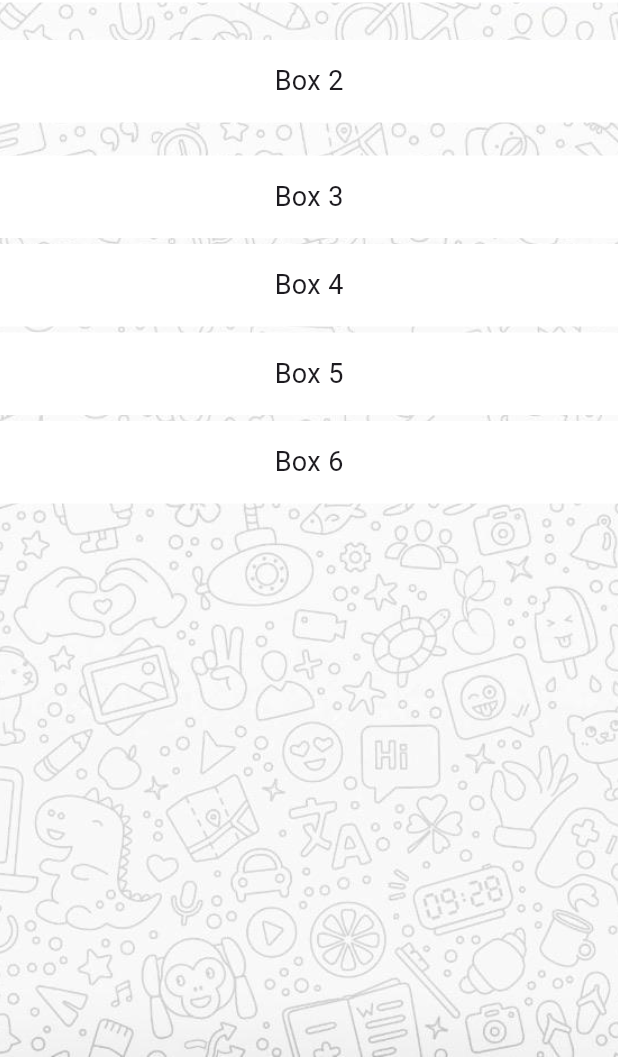
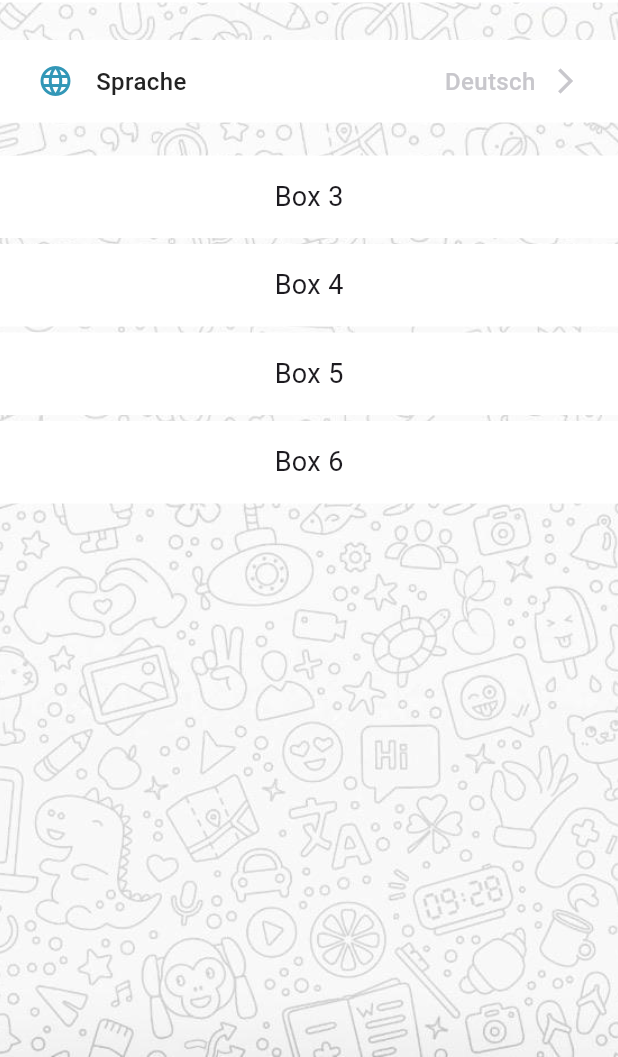
Before and after one commit to melmmarc/kibuddy, a Flutter app: the SettingsPage screen opened directly, on a phone screen of 412 x 824 dp, the part 179-1236 px from its top. Run offline on Flutter 3.47's test engine with Material 3 defaults, Android fonts, the phone set to English and light mode, and no system bars.

Commit message:
filled second settings box

```diff
--- a/kibuddy/lib/screens/settings.dart
+++ b/kibuddy/lib/screens/settings.dart
@@ -41,6 +41,7 @@ class SettingsPage extends StatelessWidget {
               child: ListView.builder(
                 itemCount: 6, // Number of white boxes
 
+
 itemBuilder: (context, index) {
   return index == 0
       ? Transform.translate(
@@ -55,7 +56,7 @@ itemBuilder: (context, index) {
                 Row(
                   children: [
                     Padding(
-                      padding: const EdgeInsets.only(left: 25, top: 10), // Add 30px margin to the left and 15px margin to the top
+                      padding: const EdgeInsets.only(left: 25, top: 10), // Add 25px margin to the left and 10px margin to the top
                       child: Image.asset(
                         'assets/images/kibuddy-circled.png', // Your image path
                         width: 50, // Adjust width as needed
@@ -63,7 +64,7 @@ itemBuilder: (context, index) {
                       ),
                     ),
                     const Padding(
-                      padding: EdgeInsets.only(left: 20, top: 20), // Add 30px margin to the left and 20px margin to the top
+                      padding: EdgeInsets.only(left: 20, top: 20), // Add 20px margin to the left and 20px margin to the top
                       child: Column(
                         crossAxisAlignment: CrossAxisAlignment.start,
                         children: [
@@ -79,7 +80,7 @@ itemBuilder: (context, index) {
                 Transform.translate(
                   offset: const Offset(0, -5), // Move the text 5px higher
                   child: const Padding(
-                    padding: EdgeInsets.only(left: 22, top: 5), // Add 30px margin to the left
+                    padding: EdgeInsets.only(left: 22, top: 5), // Add 22px margin to the left and 5px margin to the top
                     child: Text(
                       'Bearbeiten',
                       style: TextStyle(fontSize: 10, color: Color(0xFF3297B7),fontWeight: FontWeight.w500,),
@@ -96,14 +97,48 @@ itemBuilder: (context, index) {
           margin: index == 1
               ? const EdgeInsets.fromLTRB(0, 0, 0, 20) // Add 20px more margin at the bottom for Box 2
               : const EdgeInsets.symmetric(vertical: 2), // Standard margin
-          child: Center(
-            child: Text(
-              'Box ${index + 1}',
-              style: const TextStyle(fontSize: 18),
-            ),
-          ),
+          child: index == 1
+              ? const Row(
+                  children: [
+                    Padding(
+                      padding: EdgeInsets.only(left: 25), // Add 25px margin to the left
+                      child: Icon(
+                        Icons.language, // iOS language/world icon
+                        color: Color(0xFF3297B7), // Adjust icon color as needed
+                      ),
+                    ),
+                    SizedBox(width: 15), // Add spacing between the icon and the text
+                    Text(
+                      'Sprache',
+                      style: TextStyle(fontSize: 16, color: Color(0xFF232323), fontWeight: FontWeight.w500),
+                    ),
+                    Spacer(),
+                    Text(
+                      'Deutsch', // Text next to the arrow pointing right
+                      style: TextStyle(fontSize: 16, color: Color(0xFFC8C7CC), fontWeight: FontWeight.w500),
+                    ),
+                    SizedBox(width: 10), // Add spacing between the text and the arrow
+                    Padding(
+                      padding: EdgeInsets.only(right: 25), // Add 25px margin to the right
+                      child: Icon(
+                        Icons.arrow_forward_ios, // iOS arrow pointing to the right
+                        size: 20,
+                        color: Color(0xFFC8C7CC), // Adjust icon color as needed
+                      ),
+                    ),
+                  ],
+                )
+              : Center(
+                  child: Text(
+                    'Box ${index + 1}',
+                    style: const TextStyle(fontSize: 18),
+                  ),
+                ),
         );
 },
+
+
+
 
 
 
```
